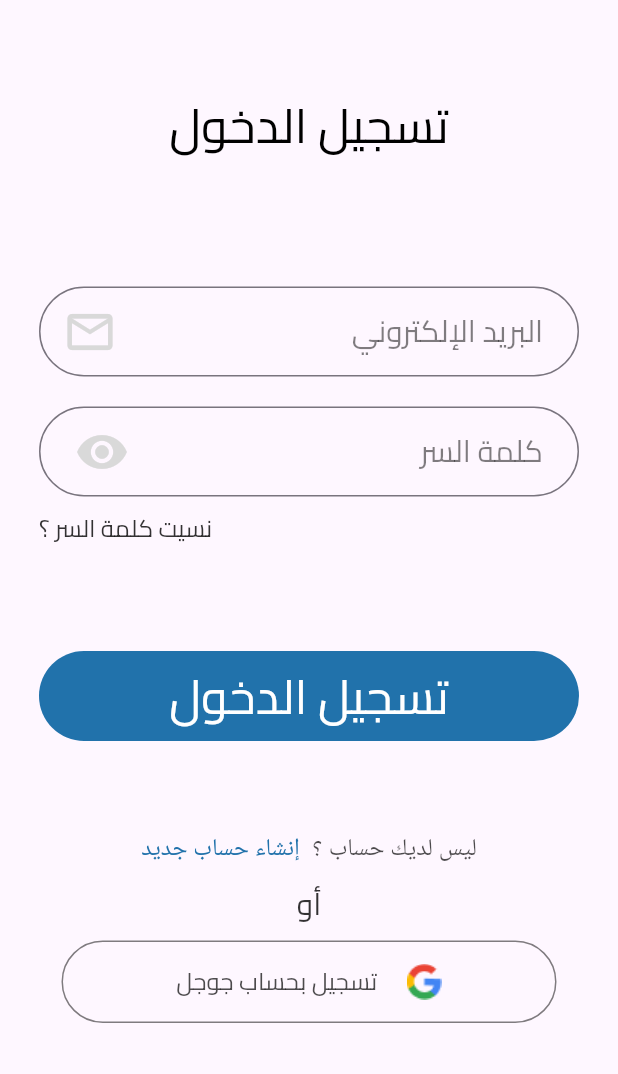
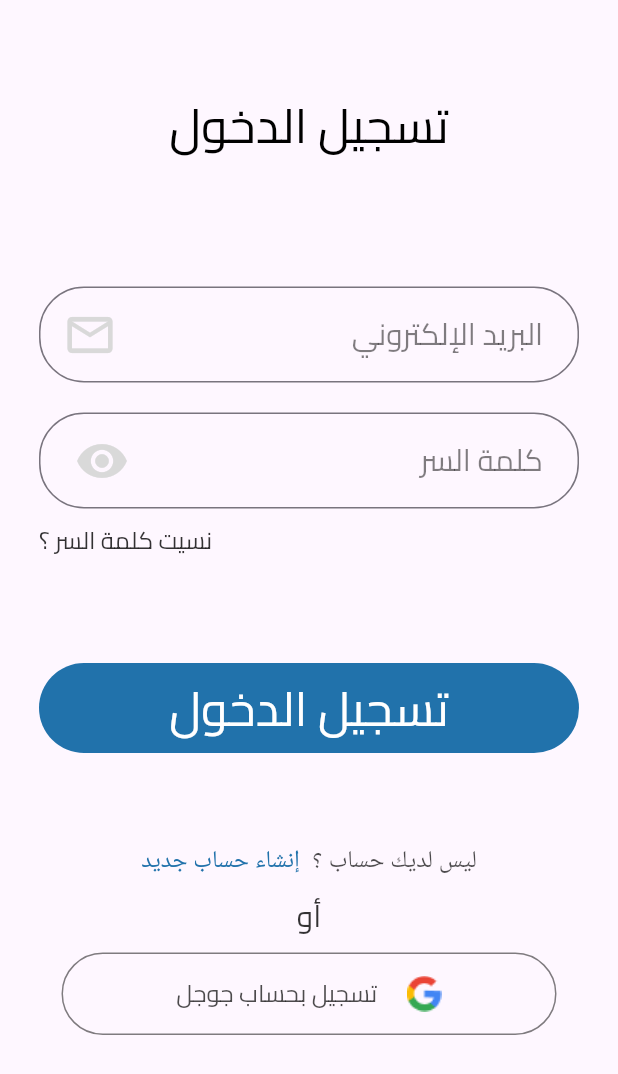
Before and after one commit to Abdelrazek-m/Aoun_donating, a Flutter app: the LoginView screen opened by its route, on a phone screen of 412 x 824 dp. Shown: the top 1074 px of the screen. Run offline on Flutter 3.47's test engine with Material 3 defaults, Android fonts, the light colour scheme and no system bars; our stand-ins replace flutter_native_splash, flutter_onboarding_slider, gap, shared_preferences; accounts and stored records are empty; project files that could hold a hidden picture were left out.

Commit message:
Add forget password feature and view
- Added forget password feature with view and routing
- Updated MyIcons class with forgetPassword icon
- Updated AppRouter with ForgetPasswordView route
- Added ForgetPasswordView widget with basic UI
- Updated LoginView to navigate to ForgetPasswordView when "Forgot password?" is tapped
- Updated CustomTextFormField with label text and content padding
- Removed unnecessary Firebase Auth and related plugins from pubspec.yaml and plugin registrants.

```diff
--- a/lib/core/constants/my_icons.dart
+++ b/lib/core/constants/my_icons.dart
@@ -7,4 +7,5 @@ class MyIcons{
   static String login= 'assets/images/icons/login_icon.png';
   static String menu= 'assets/images/icons/menu_icon.png';
   static String microphone= 'assets/images/icons/microphone_icon.png';
+  static String forgetPassword= 'assets/images/icons/foget_password.png';
 }
--- a/lib/core/routes/app_router.dart
+++ b/lib/core/routes/app_router.dart
@@ -1,12 +1,14 @@
-import 'package:aoun_donating/features/auth/presentation/views/login_view.dart';
-import 'package:aoun_donating/features/auth/presentation/views/signup_view.dart';
-import 'package:aoun_donating/features/onboarding/presentation/views/onboarding_view.dart';
+import '/features/auth/presentation/views/forget_password_view.dart';
+import '/features/auth/presentation/views/login_view.dart';
+import '/features/auth/presentation/views/signup_view.dart';
+import '/features/onboarding/presentation/views/onboarding_view.dart';
 import 'routers_names.dart';
 
 abstract class AppRouter {
   static final router = {
     RouterNames.rOnboardingView: (context) => const OnBoardingView(),
-    RouterNames.rLoginView: (context) => LoginView(),
-    RouterNames.rSignUpView: (context) => SignUpView(),
+    RouterNames.rLoginView: (context) => const LoginView(),
+    RouterNames.rSignUpView: (context) => const SignUpView(),
+    RouterNames.rForgetPasswordView: (context) => const ForgetPasswordView(),
   };
 }
--- a/lib/core/routes/routers_names.dart
+++ b/lib/core/routes/routers_names.dart
@@ -2,4 +2,5 @@ abstract class RouterNames {
   static const rOnboardingView = '/onboardingView';
   static const rLoginView = '/loginView';
   static const rSignUpView = '/signUpView';
+  static const rForgetPasswordView = '/forgetPasswordView';
 }
--- a/lib/core/utils/widgets/custom_botton.dart
+++ b/lib/core/utils/widgets/custom_botton.dart
@@ -1,4 +1,3 @@
-
 import 'package:flutter/material.dart';
 
 import '../../constants/colors.dart';
@@ -6,31 +5,39 @@ import '../../constants/text_styles.dart';
 
 class CustomBotton extends StatelessWidget {
   const CustomBotton({
-    super.key, required this.title, this.onTap,
+    super.key,
+    required this.title,
+    this.onTap,
+    this.color,
+    this.radius,
+    this.fontSize,
   });
+  final double? radius;
+  final double? fontSize;
   final String title;
+  final Color? color;
   final Function()? onTap;
   @override
   Widget build(BuildContext context) {
     return GestureDetector(
-      onTap: () {
-
-      },
+      onTap: () {},
       child: GestureDetector(
         onTap: onTap,
         child: Container(
           width: double.infinity,
           height: 60,
           decoration: ShapeDecoration(
-            color: MyColors.cPrimaryColor,
+            color: color ?? MyColors.cPrimaryColor,
             shape: RoundedRectangleBorder(
-              borderRadius: BorderRadius.circular(30),
+              borderRadius: BorderRadius.circular(radius ?? 30),
             ),
           ),
           child: Center(
             child: Text(
               title,
-              style: TextStyles.textStyle32.copyWith(color: MyColors.cSecondaryColor)
+              style: TextStyles.textStyle32
+                  .copyWith(color: MyColors.cSecondaryColor)
+                  .copyWith(fontSize: fontSize??32),
             ),
           ),
         ),
--- a/lib/features/auth/presentation/views/login_view.dart
+++ b/lib/features/auth/presentation/views/login_view.dart
@@ -42,9 +42,14 @@ class LoginView extends StatelessWidget {
                 const Gap(10),
                 Align(
                   alignment: Alignment.centerLeft,
-                  child: Text(
-                    'نسيت كلمة السر ؟',
-                    style: TextStyles.textStyle16_80,
+                  child: GestureDetector(
+                    onTap: () {
+                      Navigator.pushNamed(context, RouterNames.rForgetPasswordView);
+                    },
+                    child: Text(
+                      'نسيت كلمة السر ؟',
+                      style: TextStyles.textStyle16_80,
+                    ),
                   ),
                 ),
                 const Gap(70),
--- a/lib/features/auth/presentation/widgets/custom_text_form_field.dart
+++ b/lib/features/auth/presentation/widgets/custom_text_form_field.dart
@@ -31,10 +31,11 @@ class CustomTextFormField extends StatelessWidget {
         return validator.validation(value);
       },
       cursorColor: MyColors.cPrimaryColor,
-
       decoration: InputDecoration(
-        contentPadding:const EdgeInsets.symmetric(horizontal: 20, vertical: 15),
-          hintText: hintText,
+        contentPadding:
+            const EdgeInsets.symmetric(horizontal: 20, vertical: 20),
+        labelText: hintText,
+        labelStyle: TextStyles.textStyle20_50,
         suffixIcon: Padding(
             padding: const EdgeInsets.only(left: 16.0),
             child: isPassword
@@ -44,7 +45,8 @@ class CustomTextFormField extends StatelessWidget {
                     : Icon(suffixIcon, size: 36, color: MyColors.cGrayColor)),
         hintStyle: TextStyles.textStyle20_50,
         border: customOutlineBorder(MyColors.cGrayColor),
-          focusedBorder: customOutlineBorder(MyColors.cPrimaryColor)),
+        focusedBorder: customOutlineBorder(MyColors.cPrimaryColor),
+      ),
     );
   }
 }
--- a/pubspec.yaml
+++ b/pubspec.yaml
@@ -30,9 +30,6 @@ environment:
 dependencies:
   bloc: ^8.1.3
   cupertino_icons: ^1.0.2
-  firebase_auth: ^4.17.4
-  firebase_phone_auth_handler: ^1.0.8
-  firebase_ui_auth: ^1.13.0
   flutter:
     sdk: flutter
   flutter_bloc: ^8.1.4
```
Also changed, not shown: lib/features/auth/presentation/views/forget_password_view.dart (added, +82 -0 lines), assets/images/icons/foget_password.png (added), pubspec.lock, 5 other files. Lines whose indentation alone changed are shown as unchanged.
